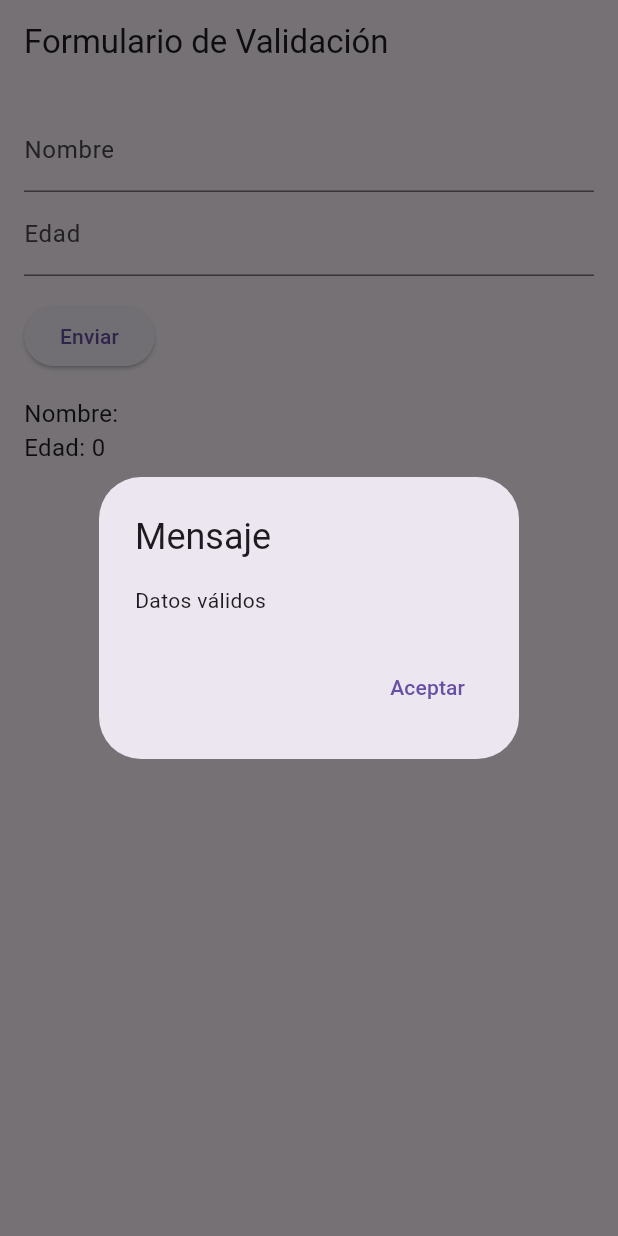
After one commit to alvaro-ruiz/flutter, a Flutter app: the FormularioValidacion screen opened directly, after a tap on "Enviar", on a phone screen of 412 x 824 dp. The commit adds this screen. Run offline on Flutter 3.47's test engine with Material 3 defaults, Android fonts, the phone set to English and light mode, and no system bars; our stand-ins replace shared_preferences; accounts and stored records are empty; statements that could not run were skipped.

Commit message:
Entrega final

```diff
--- a/Ejercicios/Ejercicio 1/flutter_ejercicio_2/flutter_application_2/lib/Ejercicio10.dart
+++ b/Ejercicios/Ejercicio 1/flutter_ejercicio_2/flutter_application_2/lib/Ejercicio10.dart
@@ -1,5 +1,5 @@
 
-.'import 'package:flutter/material.dart';
+import 'package:flutter/material.dart';
 import 'dart:math';
 import 'dart:async';
 
--- /dev/null
+++ b/Ejercicios/Ejercicio 1/flutter_ejercicio_2/flutter_application_2/lib/Ejercicio11.dart
@@ -0,0 +1,112 @@
+import 'package:flutter/material.dart';
+
+class FormularioValidacion extends StatefulWidget {
+  @override
+  _FormularioValidacionState createState() => _FormularioValidacionState();
+}
+
+class _FormularioValidacionState extends State<FormularioValidacion> {
+  final _formKey = GlobalKey<FormState>();
+  TextEditingController _nombreController = TextEditingController();
+  TextEditingController _edadController = TextEditingController();
+
+  String _nombre = '';
+  int _edad = 0;
+
+  @override
+  void dispose() {
+    _nombreController.dispose();
+    _edadController.dispose();
+    super.dispose();
+  }
+
+  @override
+  Widget build(BuildContext context) {
+    return Scaffold(
+      appBar: AppBar(
+        title: Text('Formulario de Validación'),
+      ),
+      body: Padding(
+        padding: EdgeInsets.all(16.0),
+        child: Form(
+          key: _formKey,
+          child: Column(
+            crossAxisAlignment: CrossAxisAlignment.start,
+            children: <Widget>[
+              TextFormField(
+                controller: _nombreController,
+                decoration: InputDecoration(
+                  labelText: 'Nombre',
+                ),
+              ),
+              TextFormField(
+                controller: _edadController,
+                decoration: InputDecoration(
+                  labelText: 'Edad',
+                ),
+                keyboardType: TextInputType.number,
+              ),
+              Padding(
+                padding: EdgeInsets.symmetric(vertical: 16.0),
+                child: ElevatedButton(
+                  onPressed: () {
+
+                    setState(() {
+                      _nombre = _nombreController.text;
+                      _edad = int.parse(_edadController.text);
+                    });
+                    _mostrarMensaje(context, 'Datos válidos');
+
+                  },
+                  child: Text('Enviar'),
+                ),
+              ),
+              Text(
+                'Nombre: $_nombre',
+                style: TextStyle(fontSize: 16),
+              ),
+              Text(
+                'Edad: $_edad',
+                style: TextStyle(fontSize: 16),
+              ),
+            ],
+          ),
+        ),
+      ),
+    );
+  }
+
+  void _mostrarMensaje(BuildContext context, String mensaje) {
+    showDialog(
+      context: context,
+      builder: (BuildContext context) {
+        return AlertDialog(
+          title: Text('Mensaje'),
+          content: Text(mensaje),
+          actions: <Widget>[
+            TextButton(
+              onPressed: () {
+                Navigator.of(context).pop();
+              },
+              child: Text('Aceptar'),
+            ),
+          ],
+        );
+      },
+    );
+  }
+}
+class Ejercicio11 extends StatelessWidget {
+  const Ejercicio11({super.key});
+
+  @override
+  Widget build(BuildContext context) {
+    return MaterialApp(
+      title: 'Formulario de Validación',
+      theme: ThemeData(
+        primarySwatch: Colors.blue,
+      ),
+      home: FormularioValidacion(),
+    );
+  }
+}
```
Also changed, not shown: Ejercicios/Ejercicio 1/flutter_ejercicio_2/flutter_application_2/lib/Ejercicio12.dart (added, +84 -0 lines), Ejercicios/Ejercicio 1/flutter_ejercicio_2/flutter_application_2/lib/main.dart (+14 -23 lines).
